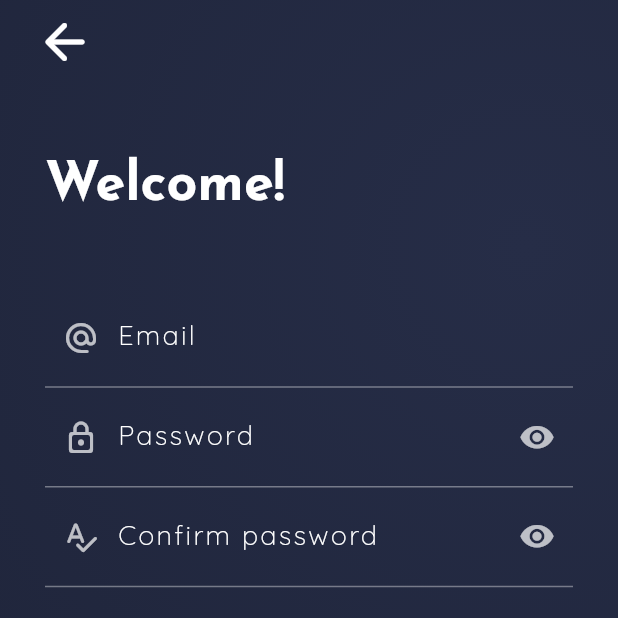
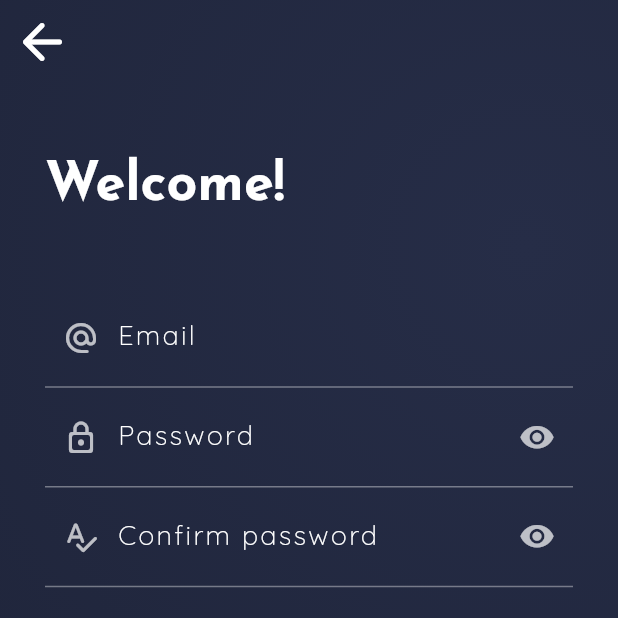
Before and after one commit to Totemi1324/Quantos, a Flutter app: the screen it shows after launch, after a tap on "Sign Up", on a phone screen of 412 x 824 dp, the top half of it. Run offline on Flutter 3.47's test engine with Material 2 defaults, Android fonts, the light colour scheme and no system bars; drawn by our look-alikes of auto_size_text; our stand-ins replace rive; statements that could not run were skipped.

Commit message:
Revert back button positioning

```diff
--- a/lib/screens/base/flat.dart
+++ b/lib/screens/base/flat.dart
@@ -26,14 +26,11 @@ class Flat extends StatelessWidget {
           backgroundColor: Colors.transparent,
           elevation: 0,
           leading: ModalRoute.of(context)?.canPop == true
-              ? Padding(
-                  padding: const EdgeInsets.only(left: 15),
-                  child: IconButton(
-                    onPressed: () => Navigator.of(context).pop(),
-                    icon: const Icon(
-                      Icons.arrow_back_rounded,
-                      size: 40,
-                    ),
+              ? IconButton(
+                  onPressed: () => Navigator.of(context).pop(),
+                  icon: const Icon(
+                    Icons.arrow_back_rounded,
+                    size: 40,
                   ),
                 )
               : null,
```
